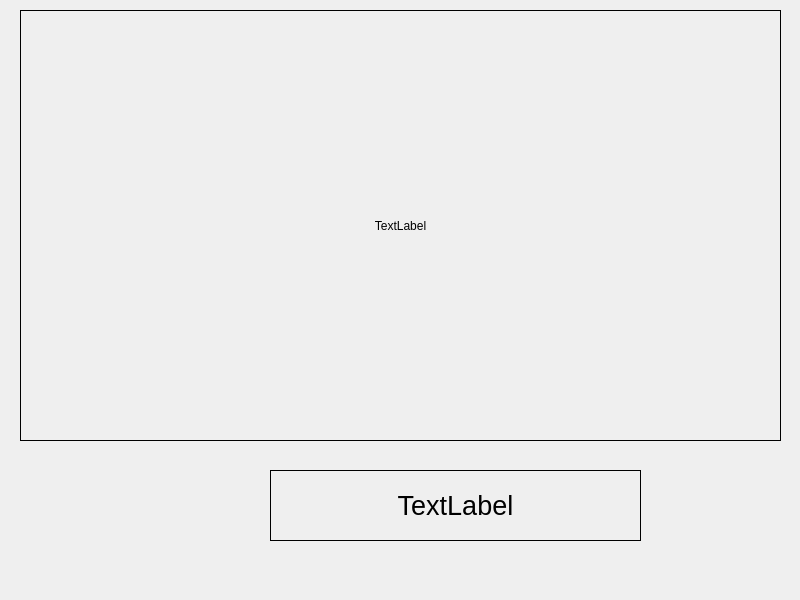
Before: the Qt Designer form dialog.ui in Barto-Paja/SHS, drawn with Qt 5.
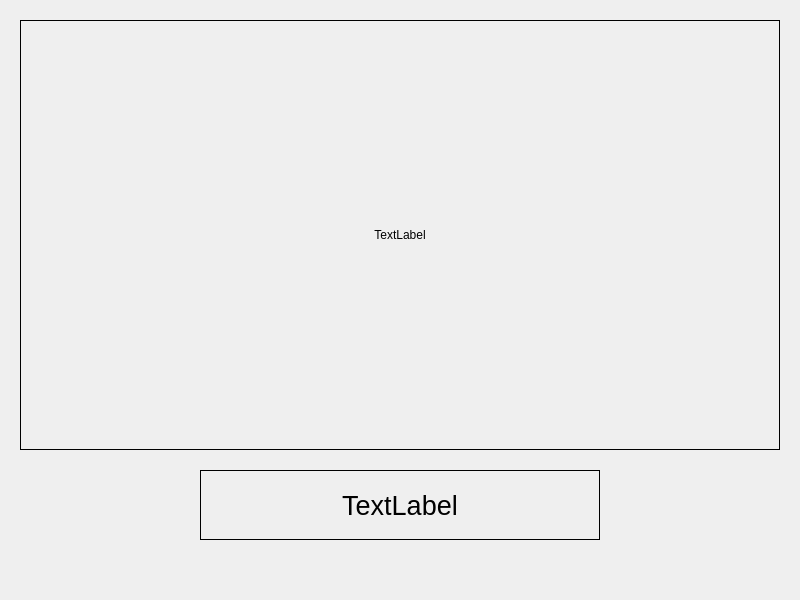
After: the same form once the commit is applied. Custom widgets are drawn as their Qt base class.

What changed in the file:
```diff
--- a/dialog.ui
+++ b/dialog.ui
@@ -17,9 +17,9 @@
    <property name="geometry">
     <rect>
      <x>20</x>
-     <y>10</y>
-     <width>761</width>
-     <height>431</height>
+     <y>20</y>
+     <width>760</width>
+     <height>430</height>
     </rect>
    </property>
    <property name="frameShape">
@@ -35,10 +35,10 @@
   <widget class="myQLabel" name="label_2">
    <property name="geometry">
     <rect>
-     <x>270</x>
+     <x>200</x>
      <y>470</y>
-     <width>371</width>
-     <height>71</height>
+     <width>400</width>
+     <height>70</height>
     </rect>
    </property>
    <property name="font">
```
